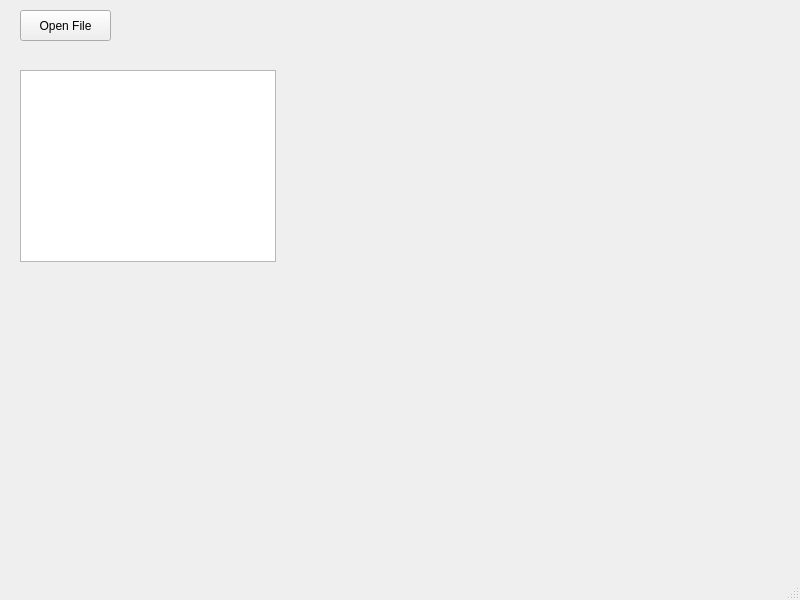
Old version of the form mainwindow.ui in the repository AhmadAbdElHakim/XML-Editor.
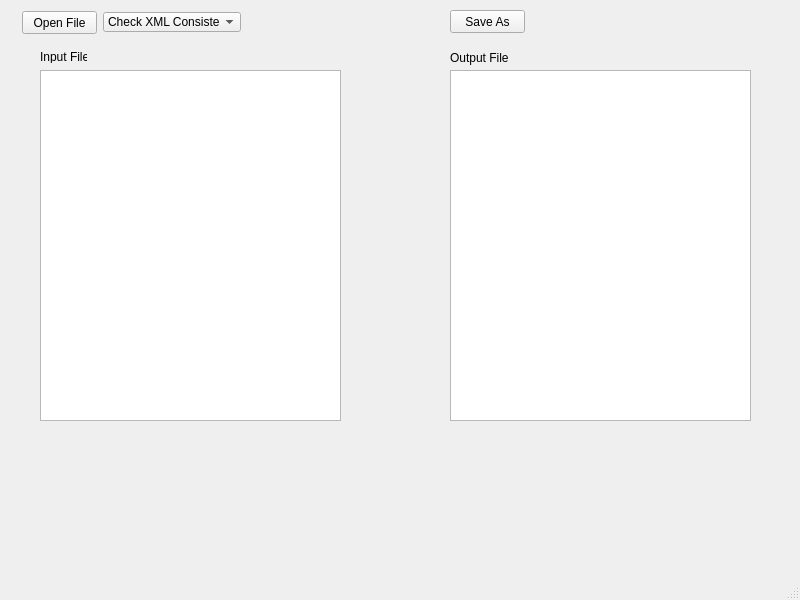
New version of the form.

The edit to the form file:
```diff
--- a/mainwindow.ui
+++ b/mainwindow.ui
@@ -14,28 +14,107 @@
    <string>MainWindow</string>
   </property>
   <widget class="QWidget" name="centralwidget">
-   <widget class="QPushButton" name="OpenFileButton">
+   <widget class="QPushButton" name="Save_Button">
     <property name="geometry">
      <rect>
-      <x>20</x>
+      <x>450</x>
       <y>10</y>
-      <width>91</width>
-      <height>31</height>
+      <width>75</width>
+      <height>23</height>
+     </rect>
+    </property>
+    <property name="text">
+     <string>Save As</string>
+    </property>
+   </widget>
+   <widget class="QPlainTextEdit" name="input_text">
+    <property name="geometry">
+     <rect>
+      <x>40</x>
+      <y>70</y>
+      <width>301</width>
+      <height>351</height>
+     </rect>
+    </property>
+   </widget>
+   <widget class="QPlainTextEdit" name="output_text">
+    <property name="geometry">
+     <rect>
+      <x>450</x>
+      <y>70</y>
+      <width>301</width>
+      <height>351</height>
+     </rect>
+    </property>
+   </widget>
+   <widget class="QLabel" name="label">
+    <property name="geometry">
+     <rect>
+      <x>40</x>
+      <y>50</y>
+      <width>47</width>
+      <height>13</height>
+     </rect>
+    </property>
+    <property name="text">
+     <string>Input File :</string>
+    </property>
+   </widget>
+   <widget class="QLabel" name="label_2">
+    <property name="geometry">
+     <rect>
+      <x>450</x>
+      <y>50</y>
+      <width>61</width>
+      <height>16</height>
+     </rect>
+    </property>
+    <property name="text">
+     <string>Output File</string>
+    </property>
+   </widget>
+   <widget class="QPushButton" name="OpenFileButton">
+    <property name="geometry">
+     <rect>
+      <x>22</x>
+      <y>11</y>
+      <width>75</width>
+      <height>23</height>
      </rect>
     </property>
     <property name="text">
      <string>Open File</string>
     </property>
    </widget>
-   <widget class="QTextBrowser" name="input_text">
+   <widget class="QComboBox" name="comboBox">
     <property name="geometry">
      <rect>
-      <x>20</x>
-      <y>70</y>
-      <width>256</width>
-      <height>192</height>
+      <x>103</x>
+      <y>12</y>
+      <width>138</width>
+      <height>20</height>
      </rect>
     </property>
+    <item>
+     <property name="text">
+      <string>Check XML Consistency</string>
+     </property>
+    </item>
+    <item>
+     <property name="text">
+      <string>Prettify </string>
+     </property>
+    </item>
+    <item>
+     <property name="text">
+      <string>Convert to JSON</string>
+     </property>
+    </item>
+    <item>
+     <property name="text">
+      <string>Perform a query</string>
+     </property>
+    </item>
    </widget>
    <zorder>input_text</zorder>
    <zorder>OpenFileButton</zorder>
```
Left out of the diff: 6 changed lines with no effect on the pictures.
